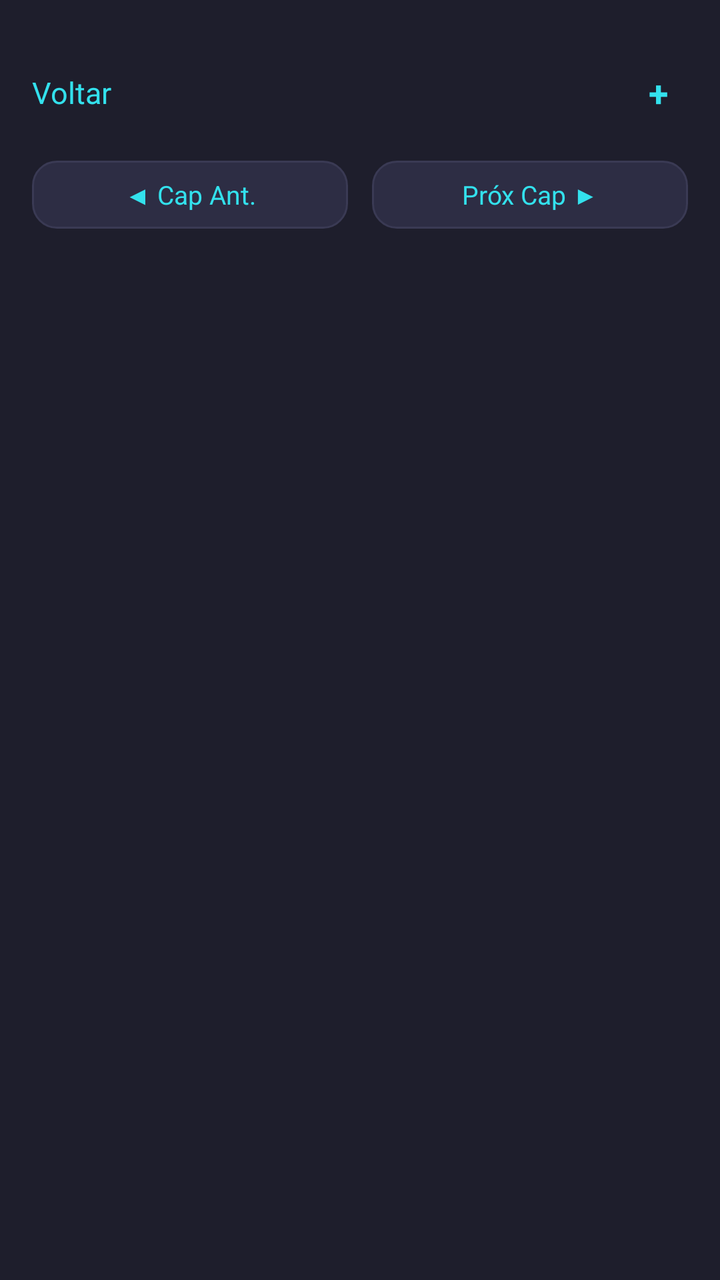
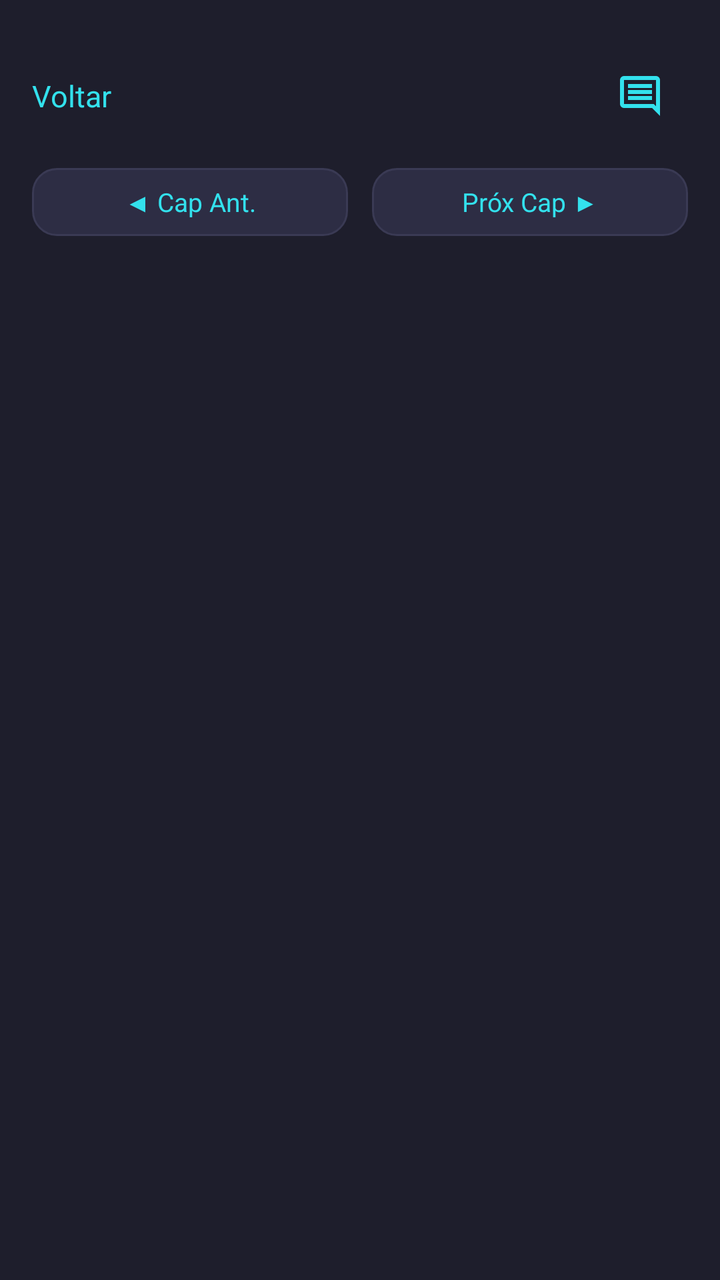

Two renders of the same Android screen: before a commit and after it. Below are the layout's source before the change and the commit's diff.
<!-- AndroidManifest.xml: application theme Theme.StrongBible -->
<!-- res/layout/screen_commentary_reading.xml -->
<?xml version="1.0" encoding="utf-8"?>
<LinearLayout xmlns:android="http://schemas.android.com/apk/res/android"
    android:layout_width="match_parent"
    android:layout_height="match_parent"
    android:orientation="vertical"
    android:paddingLeft="16dp"
    android:paddingTop="24dp"
    android:paddingRight="16dp"
    android:paddingBottom="16dp"
    android:background="?attr/appBackgroundColor"> <LinearLayout
        android:layout_width="match_parent"
        android:layout_height="wrap_content"
        android:orientation="horizontal"
        android:gravity="center_vertical"
        android:paddingBottom="12dp">

        <TextView
            android:id="@+id/back_btn_reading"
            android:layout_width="wrap_content"
            android:layout_height="wrap_content"
            android:text="Voltar"
            android:textColor="?attr/appColorAccent" android:textSize="15sp"
            android:paddingRight="12dp"
            android:paddingTop="12dp"
            android:paddingBottom="12dp"
            android:foreground="?android:attr/selectableItemBackground"
            android:clickable="true"
            android:focusable="true"/>

        <TextView
            android:id="@+id/title_header_reading"
            android:layout_width="0dp"
            android:layout_height="wrap_content"
            android:layout_weight="1"
            android:textColor="?attr/appTextColorPrimary" android:textSize="18sp"
            android:gravity="center"
            android:textStyle="bold" />

        <TextView
            android:id="@+id/font_smaller"
            android:layout_width="wrap_content"
            android:layout_height="wrap_content"
            android:text="+"
            android:textColor="?attr/appColorAccent" android:textSize="18sp"
            android:textStyle="bold"
            android:padding="10dp"
            android:foreground="?android:attr/selectableItemBackground"
            android:clickable="true"
            android:focusable="true"/>
    </LinearLayout>

    <LinearLayout
        android:layout_width="match_parent"
        android:layout_height="wrap_content"
        android:orientation="horizontal"
        android:gravity="center"
        android:paddingBottom="14dp">

        <TextView
            android:id="@+id/prev_btn"
            android:layout_width="0dp"
            android:layout_height="wrap_content"
            android:layout_weight="1"
            android:text="◀ Cap Ant."
            android:textColor="?attr/appColorAccent" android:textSize="13sp"
            android:paddingLeft="16dp"
            android:paddingTop="8dp"
            android:paddingRight="16dp"
            android:paddingBottom="8dp"
            android:background="@drawable/bg_card_border" android:gravity="center"
            android:foreground="?android:attr/selectableItemBackground"
            android:clickable="true"
            android:focusable="true"/>

        <View
            android:layout_width="12dp"
            android:layout_height="1dp" />

        <TextView
            android:id="@+id/next_btn"
            android:layout_width="0dp"
            android:layout_height="wrap_content"
            android:layout_weight="1"
            android:text="Próx Cap ▶"
            android:textColor="?attr/appColorAccent" android:textSize="13sp"
            android:paddingLeft="16dp"
            android:paddingTop="8dp"
            android:paddingRight="16dp"
            android:paddingBottom="8dp"
            android:background="@drawable/bg_card_border" android:gravity="center"
            android:foreground="?android:attr/selectableItemBackground"
            android:clickable="true"
            android:focusable="true"/>
    </LinearLayout>

    <TextView
        android:id="@+id/subtitle_header_reading"
        android:layout_width="match_parent"
        android:layout_height="wrap_content"
        android:textColor="?attr/appColorAccent" android:textSize="16sp"
        android:textStyle="bold"
        android:gravity="center"
        android:paddingBottom="10dp" />

    <ScrollView
        android:layout_width="match_parent"
        android:layout_height="0dp"
        android:layout_weight="1">

        <LinearLayout
            android:id="@+id/verses_container"
            android:layout_width="match_parent"
            android:layout_height="wrap_content"
            android:orientation="vertical" />
    </ScrollView>
</LinearLayout>
<!-- resources referenced by this layout -->
<resources>
  <!-- drawable bg_card_border (drawable) -->
  <?xml version="1.0" encoding="utf-8"?>
  <shape xmlns:android="http://schemas.android.com/apk/res/android">
      <solid android:color="?attr/appColorSurface"/>
      <corners android:radius="12dp"/>
      <stroke android:width="1dp" android:color="?attr/appColorStroke"/>
  </shape>
  <style name="Theme.StrongBible" parent="android:Theme.DeviceDefault.NoActionBar">
          <item name="appBackgroundColor">@color/brand_blue_dark</item>
          <item name="appTextColorPrimary">@color/pure_white</item>
          <item name="appColorAccent">@color/brand_blue_bright</item>
          <item name="appColorSurface">@color/surface_blue_card</item>
          <item name="appColorStroke">@color/stroke_blue</item>
          <item name="appTextColorSecondary">@color/text_secondary_blue</item>
          <item name="appTabSelectedColor">@color/pure_white</item>
  
          <item name="android:windowBackground">?attr/appBackgroundColor</item>
      </style>
  <color name="brand_blue_dark">#1E1E2C</color>
  <color name="pure_white">#FFFFFF</color>
  <color name="brand_blue_bright">#33E1ED</color>
  <color name="surface_blue_card">#2D2D44</color>
  <color name="stroke_blue">#3A3A54</color>
  <color name="text_secondary_blue">#9A9AB0</color>
</resources>

<!-- the commit's change to res/layout/screen_commentary_reading.xml (unified diff, before → after) -->
@@ -36,14 +36,13 @@
             android:gravity="center"
             android:textStyle="bold" />
 
-        <TextView
-            android:id="@+id/font_smaller"
-            android:layout_width="wrap_content"
-            android:layout_height="wrap_content"
-            android:text="+"
-            android:textColor="?attr/appColorAccent" android:textSize="18sp"
-            android:textStyle="bold"
-            android:padding="10dp"
+        <ImageView
+            android:id="@+id/commentary_btn"
+            android:layout_width="48dp"
+            android:layout_height="48dp"
+            android:src="@drawable/ic_comments"
+            android:tint="?attr/appColorAccent"
+            android:padding="12dp"
             android:foreground="?android:attr/selectableItemBackground"
             android:clickable="true"
             android:focusable="true"/>
<!-- resource entries referenced after the edit -->
@@ -7,6 +7,18 @@
       <corners android:radius="12dp"/>
       <stroke android:width="1dp" android:color="?attr/appColorStroke"/>
   </shape>
+  <!-- drawable ic_comments (drawable) -->
+  <vector xmlns:android="http://schemas.android.com/apk/res/android"
+      android:width="24dp"
+      android:height="24dp"
+      android:viewportWidth="960"
+      android:viewportHeight="960"
+      android:tint="?attr/colorControlNormal"
+      android:autoMirrored="true">
+    <path
+        android:fillColor="@android:color/white"
+        android:pathData="M240,560L720,560L720,480L240,480L240,560ZM240,440L720,440L720,360L240,360L240,440ZM240,320L720,320L720,240L240,240L240,320ZM880,880L720,720L160,720Q127,720 103.5,696.5Q80,673 80,640L80,160Q80,127 103.5,103.5Q127,80 160,80L800,80Q833,80 856.5,103.5Q880,127 880,160L880,880ZM160,640L754,640L800,685L800,160Q800,160 800,160Q800,160 800,160L160,160Q160,160 160,160Q160,160 160,160L160,640Q160,640 160,640Q160,640 160,640ZM160,640Q160,640 160,640Q160,640 160,640L160,160Q160,160 160,160Q160,160 160,160L160,160Q160,160 160,160Q160,160 160,160L160,640Z"/>
+  </vector>
   <style name="Theme.StrongBible" parent="android:Theme.DeviceDefault.NoActionBar">
           <item name="appBackgroundColor">@color/brand_blue_dark</item>
           <item name="appTextColorPrimary">@color/pure_white</item>
